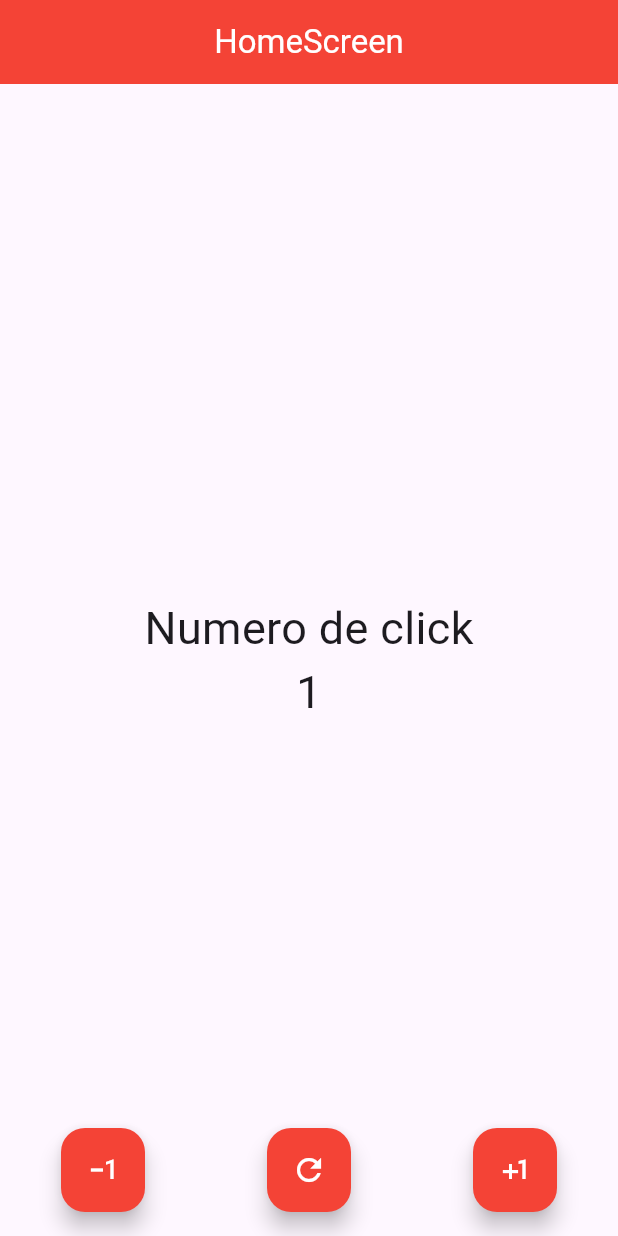
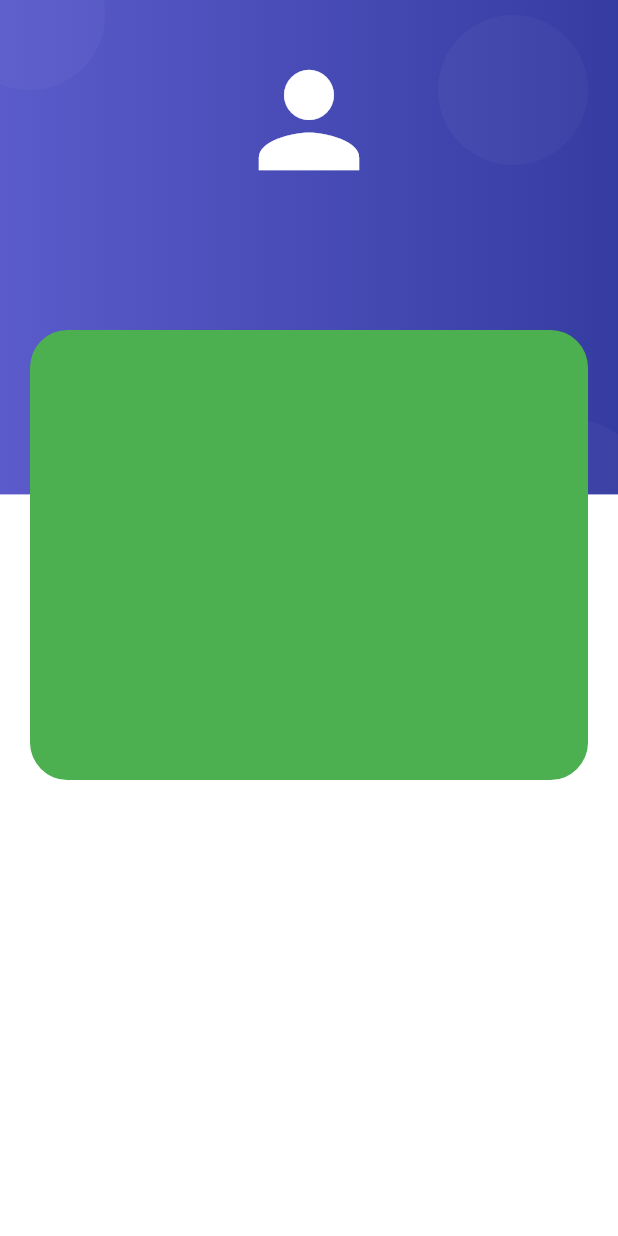
Before and after one commit to davidmferz/flutterTaller, a Flutter app: the screen it shows after launch, on a phone screen of 412 x 824 dp. Run offline on Flutter 3.47's test engine with Material 3 defaults, Android fonts, the phone set to English and light mode, and no system bars.

Commit message:
interfaces y colores

```diff
--- a/lib/main.dart
+++ b/lib/main.dart
@@ -1,17 +1,25 @@
 import 'package:flutter/material.dart';
-import 'package:myapp/screens/home_screen.dart';
+import 'package:myapp/screens/login_screen.dart';
+//import 'package:myapp/screens/home_screen.dart';
+import 'package:myapp/widgets/widgets.dart';
 
-void main(){
- runApp (const MyApp());
+void main() {
+  runApp(const MyApp());
 }
-class MyApp extends StatelessWidget{
+
+class MyApp extends StatelessWidget {
   const MyApp({super.key});
   @override
-
-  Widget build(BuildContext context){
+  Widget build(BuildContext context) {
     return const MaterialApp(
       debugShowCheckedModeBanner: false,
-      home:HomeScreen()
+      home: AuthBackground(
+        child: SingleChildScrollView(
+          child: Column(
+            children: [SizedBox(height: 220), LoginScreen()],
+          ),
+        ),
+      ),
     );
   }
 }
--- /dev/null
+++ b/lib/screens/login_screen.dart
@@ -0,0 +1,22 @@
+import 'package:flutter/material.dart';
+
+class LoginScreen extends StatelessWidget {
+  const LoginScreen({super.key});
+
+  @override
+  Widget build(BuildContext context) {
+    return Padding(
+      padding: const EdgeInsets.symmetric(horizontal: 20),
+      child: Container(
+        width: double.infinity,
+        height: 300,
+        decoration: _createCard(),
+      ),
+    );
+  }
+
+  BoxDecoration _createCard() => BoxDecoration(
+        color: Colors.green,
+        borderRadius: BorderRadius.circular(25),
+      );
+}
--- /dev/null
+++ b/lib/widgets/auth_background.dart
@@ -0,0 +1,82 @@
+import 'package:flutter/material.dart';
+
+class AuthBackground extends StatelessWidget {
+  final Widget child;
+  const AuthBackground({super.key, required this.child});
+
+  @override
+  Widget build(BuildContext context) {
+    return Container(
+      width: double.infinity,
+      height: double.infinity,
+      color: Colors.white,
+      child: Stack(
+        children: [
+          const _PurpleBox(),
+          const _PersonIcon(),
+          child
+        ],
+      ),
+    );
+  }
+}
+
+class _PersonIcon extends StatelessWidget {
+  const _PersonIcon({
+    super.key,
+  });
+
+  @override
+  Widget build(BuildContext context) {
+    return SafeArea(
+      child: Container(
+          width: double.infinity,
+          margin: const EdgeInsets.only(top: 30),
+          child: const Icon(Icons.person, color: Colors.white, size: 100)),
+    );
+  }
+}
+
+class _PurpleBox extends StatelessWidget {
+  const _PurpleBox({super.key});
+
+  @override
+  Widget build(BuildContext context) {
+    final size = MediaQuery.of(context).size;
+    return Container(
+      width: double.infinity,
+      height: size.height * 0.4,
+      decoration: _purpleBackground(),
+      child: const Stack(
+        children: [
+          Positioned(bottom: 0, left: 30, child: _Circulo()),
+          Positioned(top: -40, left: -30, child: _Circulo()),
+          Positioned(bottom: -50, right: -20, child: _Circulo()),
+          Positioned(top: 10, right: 20, child: _Circulo())
+        ],
+      ),
+    );
+  }
+
+  BoxDecoration _purpleBackground() => const BoxDecoration(
+          gradient: LinearGradient(colors: [
+        Color.fromRGBO(91, 91, 203, 1),
+        Color.fromRGBO(53, 60, 161, 1),
+      ]));
+}
+
+class _Circulo extends StatelessWidget {
+  const _Circulo();
+
+  @override
+  Widget build(BuildContext context) {
+    return Container(
+      width: 100,
+      height: 100,
+      decoration: BoxDecoration(
+        borderRadius: BorderRadius.circular(100),
+        color: const Color.fromRGBO(255, 255, 255, 0.03),
+      ),
+    );
+  }
+}
--- /dev/null
+++ b/lib/widgets/widgets.dart
@@ -0,0 +1 @@
+export 'package:myapp/widgets/auth_background.dart';
```
